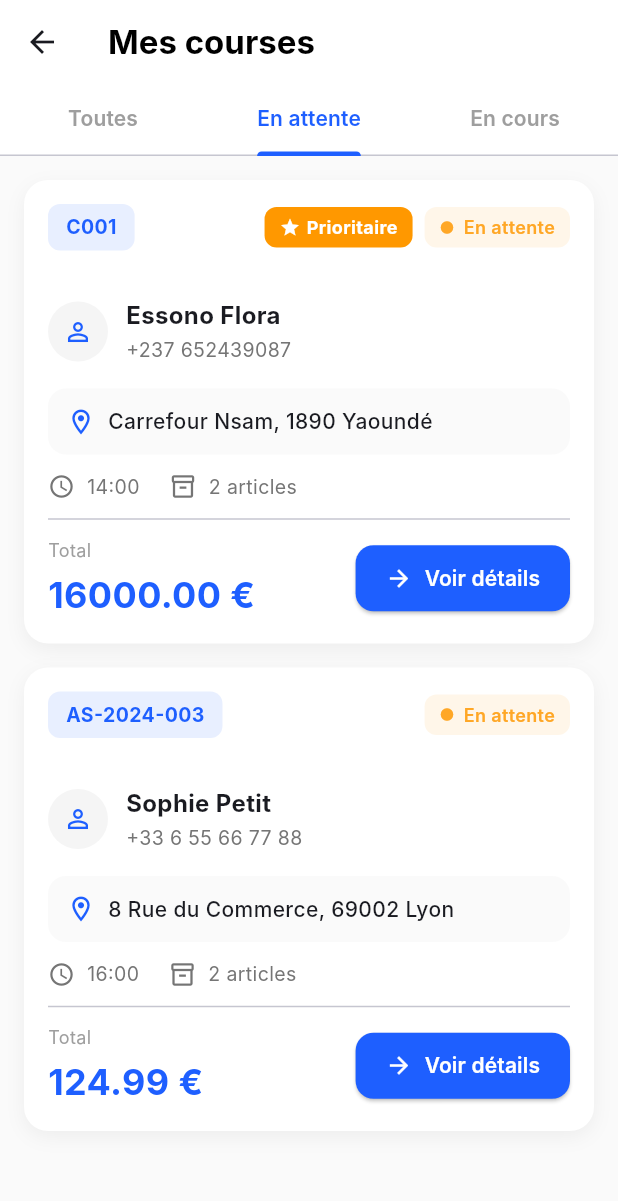
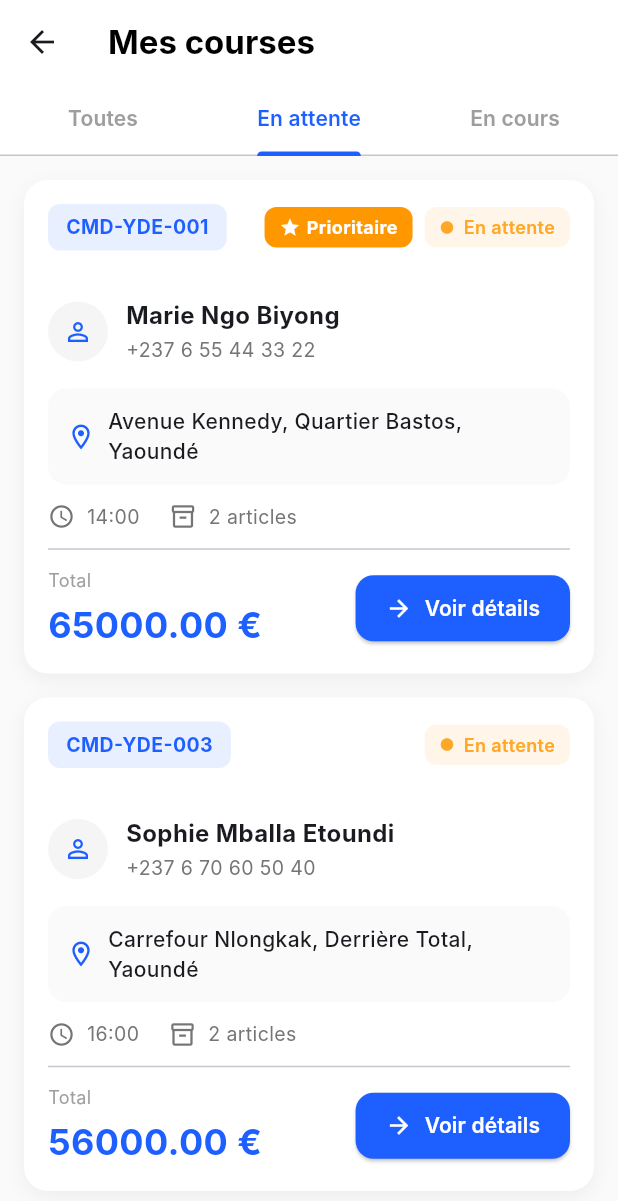
Before and after one commit to TP-programmation-web/Appli-de-livraison, a Flutter app: the CoursesPage screen opened directly with empty values, tab 2 chosen, on a phone screen of 412 x 824 dp. Shown: the top 1201 px of the screen. Run offline on Flutter 3.47's test engine with Material 3 defaults, Android fonts, the light colour scheme and no system bars; our stand-ins replace cached_network_image, image_picker; network calls fail; Roboto replaces fonts that are missing (Inter).

Commit message:
Frontend de l'appli

```diff
--- a/lib/commande_detail_page.dart
+++ b/lib/commande_detail_page.dart
@@ -1,6 +1,7 @@
 import 'package:flutter/material.dart';
 import 'package:url_launcher/url_launcher.dart';
 import 'package:image_picker/image_picker.dart';
+import 'package:cached_network_image/cached_network_image.dart';
 import 'dart:io';
 import '../models/commande.dart';
 import '../services/backend_service.dart';
@@ -659,7 +660,7 @@ class _CommandeDetailPageState extends State<CommandeDetailPage> {
                   ...widget.commande.articles.map((article) {
                     return Container(
                       margin: const EdgeInsets.only(bottom: 12),
-                      padding: const EdgeInsets.all(16),
+                      padding: const EdgeInsets.all(12),
                       decoration: BoxDecoration(
                         color: Colors.white,
                         borderRadius: BorderRadius.circular(12),
@@ -667,15 +668,32 @@ class _CommandeDetailPageState extends State<CommandeDetailPage> {
                       ),
                       child: Row(
                         children: [
-                          Container(
-                            padding: const EdgeInsets.all(12),
-                            decoration: BoxDecoration(
-                              color: Colors.grey[100],
-                              borderRadius: BorderRadius.circular(10),
-                            ),
-                            child: Text(
-                              article.categorieIcon,
-                              style: const TextStyle(fontSize: 24),
+                          // Photo de l'article
+                          ClipRRect(
+                            borderRadius: BorderRadius.circular(10),
+                            child: CachedNetworkImage(
+                              imageUrl: article.photo,
+                              width: 70,
+                              height: 70,
+                              fit: BoxFit.cover,
+                              placeholder: (context, url) => Container(
+                                width: 70,
+                                height: 70,
+                                color: Colors.grey[200],
+                                child: const Center(
+                                  child: CircularProgressIndicator(strokeWidth: 2),
+                                ),
+                              ),
+                              errorWidget: (context, url, error) => Container(
+                                width: 70,
+                                height: 70,
+                                color: Colors.grey[100],
+                                child: Text(
+                                  article.categorieIcon,
+                                  style: const TextStyle(fontSize: 32),
+                                  textAlign: TextAlign.center,
+                                ),
+                              ),
                             ),
                           ),
                           const SizedBox(width: 12),
@@ -709,18 +727,36 @@ class _CommandeDetailPageState extends State<CommandeDetailPage> {
                                     ),
                                   ),
                                 ),
+                                const SizedBox(height: 4),
+                                Text(
+                                  '${article.prix.toStringAsFixed(0)} FCFA',
+                                  style: TextStyle(
+                                    fontSize: 13,
+                                    color: Colors.grey[600],
+                                    fontWeight: FontWeight.w500,
+                                  ),
+                                ),
                               ],
                             ),
                           ),
                           Column(
                             crossAxisAlignment: CrossAxisAlignment.end,
                             children: [
-                              Text(
-                                'x${article.quantite}',
-                                style: TextStyle(
-                                  fontSize: 14,
-                                  color: Colors.grey[600],
-                                  fontWeight: FontWeight.w600,
+                              Container(
+                                padding: const EdgeInsets.symmetric(
+                                  horizontal: 8,
+                                  vertical: 4,
+                                ),
+                                decoration: BoxDecoration(
+                                  color: Colors.grey[200],
+                                  borderRadius: BorderRadius.circular(6),
+                                ),
+                                child: Text(
+                                  'x${article.quantite}',
+                                  style: const TextStyle(
+                                    fontSize: 14,
+                                    fontWeight: FontWeight.bold,
+                                  ),
                                 ),
                               ),
                             ],
@@ -788,7 +824,7 @@ class _CommandeDetailPageState extends State<CommandeDetailPage> {
                     ),
                   ),
                   Text(
-                    '${widget.commande.total.toStringAsFixed(2)} €',
+                    '${widget.commande.total.toStringAsFixed(0)} FCFA',
                     style: const TextStyle(
                       fontSize: 28,
                       fontWeight: FontWeight.bold,
--- a/lib/models/article.dart
+++ b/lib/models/article.dart
@@ -6,6 +6,7 @@ class Article {
   final CategorieArticle categorie;
   final int quantite;
   final double prix;
+  final String photo; // URL de la photo
 
   Article({
     required this.id,
@@ -13,6 +14,7 @@ class Article {
     required this.categorie,
     required this.quantite,
     required this.prix,
+    required this.photo,
   });
 
   String get categorieLabel {
@@ -31,7 +33,7 @@ class Article {
   String get categorieIcon {
     switch (categorie) {
       case CategorieArticle.materiel:
-        return '🏆';
+        return '⚽';
       case CategorieArticle.homme:
         return '👔';
       case CategorieArticle.femme:
@@ -48,6 +50,7 @@ class Article {
       categorie: CategorieArticle.values[json['categorie']],
       quantite: json['quantite'],
       prix: json['prix'].toDouble(),
+      photo: json['photo'],
     );
   }
 
@@ -58,6 +61,7 @@ class Article {
       'categorie': categorie.index,
       'quantite': quantite,
       'prix': prix,
+      'photo': photo,
     };
   }
 }
--- a/lib/services/backend_service.dart
+++ b/lib/services/backend_service.dart
@@ -1,164 +1,180 @@
-import '../../models/livreur.dart';
-import '../../models/commande.dart';
-import '../../models/article.dart';
+import '../models/livreur.dart';
+import '../models/commande.dart';
+import '../models/article.dart';
 
 class BackendService {
   static final BackendService _instance = BackendService._internal();
   factory BackendService() => _instance;
   BackendService._internal();
 
-  // Base de données simulée
+  // Base de données simulée - Contexte Camerounais
   final Map<String, Livreur> _livreurs = {
-    'Clément Talla': Livreur(
+    'jeanpaul.mvondo@allsports.cm': Livreur(
       id: 'L001',
-      nom: 'Talla',
-      prenom: 'Clement',
-      email: 'tallaclement@gmail.com',
-      telephone: '+237 689087654',
-      vehicule: 'Voiture',
+      nom: 'Mvondo',
+      prenom: 'Jean-Paul',
+      email: 'jeanpaul.mvondo@allsports.cm',
+      telephone: '+237 6 77 88 99 00',
+      vehicule: 'Moto',
       note: 4.8,
-      totalLivraisons: 20,
+      totalLivraisons: 342,
     ),
   };
 
   final Map<String, String> _passwords = {
-    'Clément Talla': 'Tallaclement',
+    'jeanpaul.mvondo@allsports.cm': 'password123',
   };
 
   final List<Commande> _commandes = [
     Commande(
-      id: 'C001',
-      clientNom: 'Essono Flora',
-      clientTelephone: '+237 652439087',
-      adresse: 'Carrefour Nsam',
-      codePostal: '1890',
+      id: 'CMD-YDE-001',
+      clientNom: 'Marie Ngo Biyong',
+      clientTelephone: '+237 6 55 44 33 22',
+      adresse: 'Avenue Kennedy, Quartier Bastos',
+      codePostal: '',
       ville: 'Yaoundé',
       articles: [
         Article(
           id: 'ART001',
-          nom: 'Ballon Football Pro',
-          categorie: CategorieArticle.materiel,
+          nom: 'Maillot des Lions Indomptables',
+          categorie: CategorieArticle.homme,
           quantite: 2,
-          prix: 6000,
+          prix: 25000,
+          photo: 'https://images.unsplash.com/photo-1522778119026-d647f0596c20?w=800&q=80',
         ),
         Article(
           id: 'ART002',
-          nom: 'Chaussures Running Nike',
-          categorie: CategorieArticle.homme,
+          nom: 'Ballon de Football Nike',
+          categorie: CategorieArticle.materiel,
           quantite: 1,
-          prix: 10000,
+          prix: 15000,
+          photo: 'https://images.unsplash.com/photo-1614632537423-1e6c2e7e0aab?w=800&q=80',
         ),
       ],
       statut: StatutCommande.enAttente,
       priorite: Priorite.prioritaire,
       dateCommande: DateTime.now(),
       heureLivraison: '14:00',
-      total: 16000,
+      total: 65000,
     ),
     Commande(
-      id: 'C002',
-      clientNom: 'Owona Matteo',
-      clientTelephone: '+237 699087653',
-      adresse: 'Melen Polytechnique',
-      codePostal: '1236',
-      ville: 'Yaounde',
+      id: 'CMD-DLA-002',
+      clientNom: 'Paul Ekambi Tchami',
+      clientTelephone: '+237 6 99 88 77 66',
+      adresse: 'Rue de la Réunification, Akwa',
+      codePostal: '',
+      ville: 'Douala',
       articles: [
         Article(
           id: 'ART003',
-          nom: 'Ballon Football Pro',
-          categorie: CategorieArticle.materiel,
+          nom: 'Chaussures de Football Adidas',
+          categorie: CategorieArticle.homme,
           quantite: 1,
-          prix: 6000,
+          prix: 45000,
+          photo: 'https://images.unsplash.com/photo-1606107557195-0e29a4b5b4aa?w=800&q=80',
         ),
         Article(
           id: 'ART004',
-          nom: 'Chaussures Foot Puma',
+          nom: 'Short de Sport Nike',
           categorie: CategorieArticle.homme,
-          quantite: 1,
-          prix: 15000,
+          quantite: 2,
+          prix: 8000,
+          photo: 'https://images.unsplash.com/photo-1591195853828-11db59a44f6b?w=800&q=80',
         ),
       ],
       statut: StatutCommande.enCours,
       priorite: Priorite.urgent,
       dateCommande: DateTime.now(),
       heureLivraison: '15:30',
-      total: 21000,
+      total: 61000,
     ),
     Commande(
-      id: 'AS-2024-003',
-      clientNom: 'Sophie Petit',
-      clientTelephone: '+33 6 55 66 77 88',
-      adresse: '8 Rue du Commerce',
-      codePostal: '69002',
-      ville: 'Lyon',
+      id: 'CMD-YDE-003',
+      clientNom: 'Sophie Mballa Etoundi',
+      clientTelephone: '+237 6 70 60 50 40',
+      adresse: 'Carrefour Nlongkak, Derrière Total',
+      codePostal: '',
+      ville: 'Yaoundé',
       articles: [
         Article(
           id: 'ART005',
-          nom: 'Raquette Tennis Wilson',
-          categorie: CategorieArticle.materiel,
+          nom: 'Ensemble de Sport Femme',
+          categorie: CategorieArticle.femme,
           quantite: 1,
-          prix: 79.99,
+          prix: 18000,
+          photo: 'https://images.unsplash.com/photo-1518310383802-640c2de311b2?w=800&q=80',
         ),
         Article(
           id: 'ART006',
-          nom: 'Tenue Tennis Femme',
+          nom: 'Basket Nike Air',
           categorie: CategorieArticle.femme,
-          quantite: 2,
-          prix: 22.50,
+          quantite: 1,
+          prix: 38000,
+          photo: 'https://images.unsplash.com/photo-1542291026-7eec264c27ff?w=800&q=80',
         ),
       ],
       statut: StatutCommande.enAttente,
       priorite: Priorite.normale,
       dateCommande: DateTime.now(),
       heureLivraison: '16:00',
-      total: 124.99,
+      total: 56000,
     ),
   ];
 
   final List<Commande> _historique = [
     Commande(
-      id: 'AS-2024-004',
-      clientNom: 'Lucas Moreau',
-      clientTelephone: '+33 6 98 76 54 32',
-      adresse: 'Place Vendôme',
-      codePostal: '75001',
-      ville: 'Paris',
+      id: 'CMD-YDE-004',
+      clientNom: 'Michel Onana Bekolo',
+      clientTelephone: '+237 6 88 77 66 55',
+      adresse: 'Melen, Face Pharmacie du Carrefour',
+      codePostal: '',
+      ville: 'Yaoundé',
       articles: [
         Article(
           id: 'ART007',
-          nom: 'Kit Basketball',
-          categorie: CategorieArticle.materiel,
+          nom: 'Survêtement Complet Puma',
+          categorie: CategorieArticle.homme,
           quantite: 1,
-          prix: 179.00,
+          prix: 35000,
+          photo: 'https://images.unsplash.com/photo-1556821840-3a63f95609a7?w=800&q=80',
         ),
       ],
       statut: StatutCommande.livree,
       priorite: Priorite.normale,
       dateCommande: DateTime(2025, 1, 15),
       heureLivraison: '14:30',
-      total: 179.00,
+      total: 35000,
     ),
     Commande(
-      id: 'AS-2024-005',
-      clientNom: 'Emma Durand',
-      clientTelephone: '+33 6 87 65 43 21',
-      adresse: 'Rue de Rivoli',
-      codePostal: '75004',
-      ville: 'Paris',
+      id: 'CMD-DLA-005',
+      clientNom: 'Élise Ndongo Mbarga',
+      clientTelephone: '+237 6 55 44 33 22',
+      adresse: 'Bonapriso, Rue Joss',
+      codePostal: '',
+      ville: 'Douala',
       articles: [
         Article(
           id: 'ART008',
-          nom: 'Vélo VTT Pro',
+          nom: 'Sac de Sport Adidas',
           categorie: CategorieArticle.materiel,
           quantite: 1,
-          prix: 89.99,
+          prix: 22000,
+          photo: 'https://images.unsplash.com/photo-1553062407-98eeb64c6a62?w=800&q=80',
+        ),
+        Article(
+          id: 'ART009',
+          nom: 'Gourde Isotherme 1L',
+          categorie: CategorieArticle.materiel,
+          quantite: 2,
+          prix: 5000,
+          photo: 'https://images.unsplash.com/photo-1602143407151-7111542de6e8?w=800&q=80',
         ),
       ],
       statut: StatutCommande.livree,
       priorite: Priorite.normale,
       dateCommande: DateTime(2025, 1, 15),
       heureLivraison: '16:00',
-      total: 89.99,
+      total: 32000,
     ),
   ];
 
@@ -206,7 +222,7 @@ class BackendService {
     final assignees = commandes.length;
     final completees = commandes.where((c) => c.statut == StatutCommande.livree).length;
     final enAttente = commandes.where((c) => c.statut == StatutCommande.enAttente).length;
-    final gains = commandes.fold(0.0, (sum, c) => sum + c.total) / 2; // Commission 50%
+    final gains = commandes.fold(0.0, (sum, c) => sum + c.total) * 0.15; // Commission 15%
 
     return {
       'assignees': assignees,
--- a/pubspec.yaml
+++ b/pubspec.yaml
@@ -37,6 +37,7 @@ dependencies:
   url_launcher: ^6.3.2
   image_picker: ^1.2.1
   intl: ^0.20.2
+  cached_network_image: ^3.4.1
 
 dev_dependencies:
   flutter_test:
```
Also changed, not shown: pubspec.lock, 1 other file.
